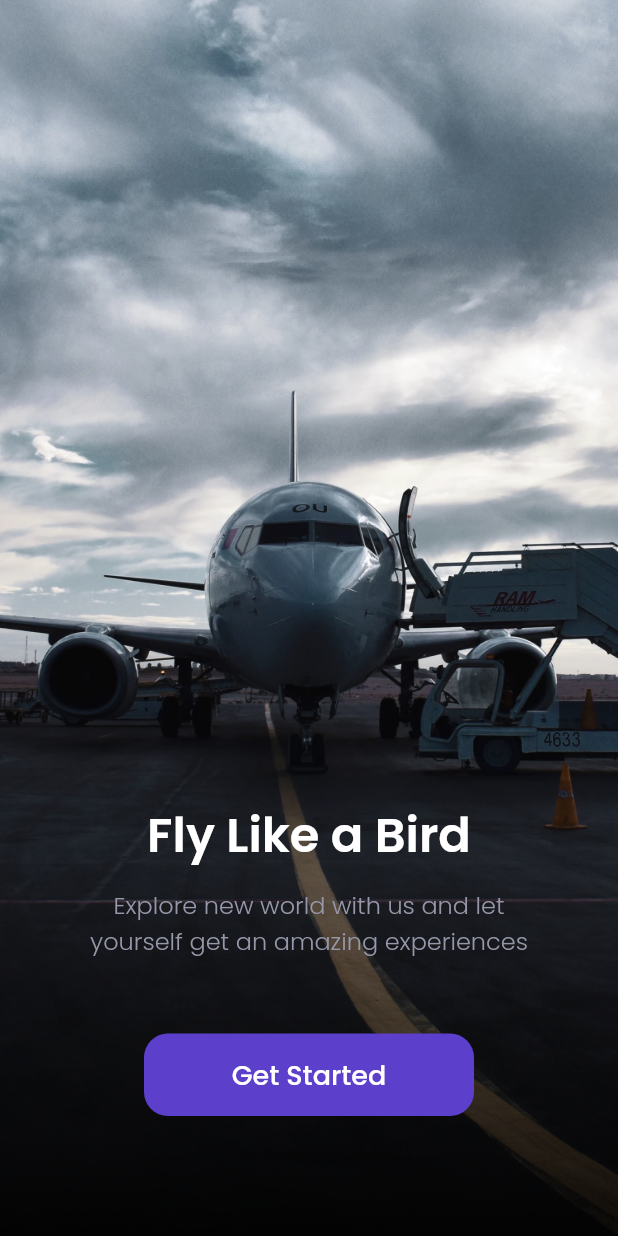
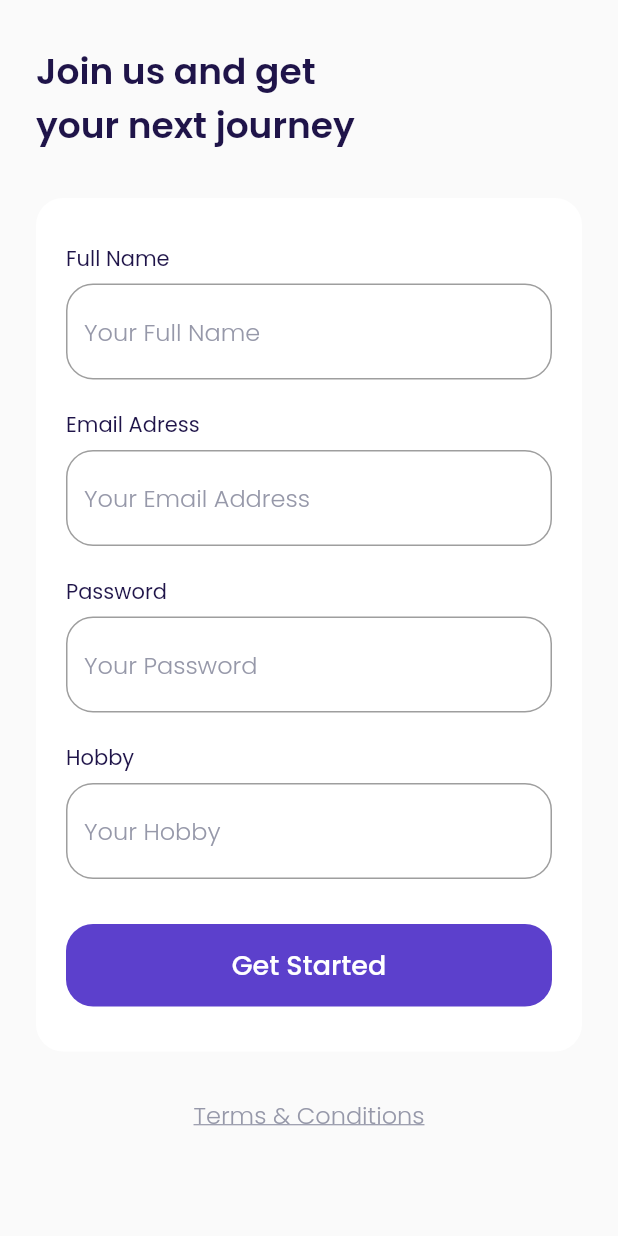
Before and after one commit to zaeroblitz/airplane-app, a Flutter app: the screen it shows after launch, after a tap on "Get Started", on a phone screen of 412 x 824 dp. Run offline on Flutter 3.47's test engine with Material 2 defaults, Android fonts, the phone set to English and light mode, and no system bars; our stand-ins replace google_fonts.

Commit message:
Add Sign Up Page

```diff
--- a/lib/main.dart
+++ b/lib/main.dart
@@ -1,3 +1,5 @@
+import 'package:airplane/routes/app_page.dart';
+
 import 'views/pages/pages.dart';
 import 'package:flutter/material.dart';
 
@@ -12,7 +14,8 @@ class MyApp extends StatelessWidget {
   Widget build(BuildContext context) {
     return MaterialApp(
       debugShowCheckedModeBanner: false,
-      home: GetStartedPage(),
+      home: SplashPage(),
+      routes: AppPage().pages,
     );
   }
 }
--- /dev/null
+++ b/lib/routes/app_page.dart
@@ -0,0 +1,11 @@
+import 'app_routes.dart';
+import '../views/pages/pages.dart';
+import 'package:flutter/cupertino.dart';
+
+class AppPage {
+  Map<String, Widget Function(BuildContext)> pages = {
+    AppRoutes.splashPage: (context) => SplashPage(),
+    AppRoutes.getStartedPage: (context) => GetStartedPage(),
+    AppRoutes.signUpPage: (context) => SignUpPage(),
+  };
+}
--- /dev/null
+++ b/lib/routes/app_routes.dart
@@ -0,0 +1,5 @@
+abstract class AppRoutes {
+  static const splashPage = '/splash-page';
+  static const getStartedPage = '/get-started';
+  static const signUpPage = '/sign-up';
+}
--- a/lib/shared/theme.dart
+++ b/lib/shared/theme.dart
@@ -54,3 +54,6 @@ TextStyle greenTextStyle = GoogleFonts.poppins(
 TextStyle pinkTextStyle = GoogleFonts.poppins(
   color: kPinkColor,
 );
+
+double defaultMargin = 24;
+double defaultRadius = 18;
--- a/lib/views/pages/get_started_page.dart
+++ b/lib/views/pages/get_started_page.dart
@@ -35,27 +35,12 @@ class GetStartedPage extends StatelessWidget {
                   textAlign: TextAlign.center,
                 ),
                 Container(
-                  width: 220,
-                  height: 55,
                   margin: EdgeInsets.only(
                     top: 50,
                     bottom: 80,
                   ),
-                  child: TextButton(
-                    onPressed: () {},
-                    style: TextButton.styleFrom(
-                        backgroundColor: kPrimaryColor,
-                        shape: RoundedRectangleBorder(
-                          borderRadius: BorderRadius.circular(16),
-                        )),
-                    child: Text(
-                      'Get Started',
-                      style: whiteTextStyle.copyWith(
-                        fontSize: 18,
-                        fontWeight: medium,
-                      ),
-                    ),
-                  ),
+                  child:
+                      PrimaryButton(225, 'Get Started', AppRoutes.signUpPage),
                 ),
               ],
             ),
--- a/lib/views/pages/pages.dart
+++ b/lib/views/pages/pages.dart
@@ -1,5 +1,10 @@
+import 'dart:async';
+
+import 'package:flutter/material.dart';
+import '../widgets/widgets.dart';
 import '../../shared/theme.dart';
-import 'package:flutter/material.dart';
+import '../../routes/app_routes.dart';
 
 part 'splash_page.dart';
+part 'sign_up_page.dart';
 part 'get_started_page.dart';
--- /dev/null
+++ b/lib/views/pages/sign_up_page.dart
@@ -0,0 +1,91 @@
+part of 'pages.dart';
+
+class SignUpPage extends StatelessWidget {
+  @override
+  Widget build(BuildContext context) {
+    Widget _title() {
+      return Container(
+        margin: EdgeInsets.only(bottom: 30),
+        child: Text(
+          'Join us and get \nyour next journey',
+          style: regularTitleTextStyle,
+        ),
+      );
+    }
+
+    Widget _inputSection() {
+      return Container(
+        padding: EdgeInsets.symmetric(
+          vertical: 30,
+          horizontal: 20,
+        ),
+        decoration: BoxDecoration(
+          color: Colors.white,
+          borderRadius: BorderRadius.circular(defaultRadius),
+        ),
+        child: Column(
+          crossAxisAlignment: CrossAxisAlignment.start,
+          children: [
+            BasicTextField(
+              label: 'Full Name',
+              hintText: 'Your Full Name',
+            ),
+            BasicTextField(
+              label: 'Email Adress',
+              hintText: 'Your Email Address',
+            ),
+            BasicTextField(
+              label: 'Password',
+              hintText: 'Your Password',
+              isPassword: true,
+            ),
+            BasicTextField(
+              label: 'Hobby',
+              hintText: 'Your Hobby',
+            ),
+            Center(
+                child: Container(
+              margin: EdgeInsets.only(top: 10),
+              child: PrimaryButton(MediaQuery.of(context).size.width - 88,
+                  'Get Started', AppRoutes.getStartedPage),
+            )),
+          ],
+        ),
+      );
+    }
+
+    Widget _termsAndCondition() {
+      return Container(
+        margin: EdgeInsets.only(
+          top: 30,
+          bottom: 60,
+        ),
+        child: Text(
+          'Terms & Conditions',
+          textAlign: TextAlign.center,
+          style: regularSubtitleTextStyle.copyWith(
+            decoration: TextDecoration.underline,
+          ),
+        ),
+      );
+    }
+
+    return Scaffold(
+      backgroundColor: kBackgroundColor,
+      body: Padding(
+        padding: EdgeInsets.only(
+          top: 30,
+          left: defaultMargin,
+          right: defaultMargin,
+        ),
+        child: ListView(
+          children: [
+            _title(),
+            _inputSection(),
+            _termsAndCondition(),
+          ],
+        ),
+      ),
+    );
+  }
+}
--- a/lib/views/pages/splash_page.dart
+++ b/lib/views/pages/splash_page.dart
@@ -1,7 +1,20 @@
 part of 'pages.dart';
 
-class SplashPage extends StatelessWidget {
+class SplashPage extends StatefulWidget {
   const SplashPage({Key? key}) : super(key: key);
+
+  @override
+  _SplashPageState createState() => _SplashPageState();
+}
+
+class _SplashPageState extends State<SplashPage> {
+  @override
+  void initState() {
+    Timer(Duration(seconds: 3), () {
+      Navigator.pushNamed(context, AppRoutes.getStartedPage);
+    });
+    super.initState();
+  }
 
   @override
   Widget build(BuildContext context) {
--- /dev/null
+++ b/lib/views/widgets/basic_text_field.dart
@@ -0,0 +1,46 @@
+part of 'widgets.dart';
+
+class BasicTextField extends StatelessWidget {
+  final String label;
+  final String hintText;
+  final bool isPassword;
+
+  BasicTextField(
+      {this.label = '', this.hintText = '', this.isPassword = false});
+
+  @override
+  Widget build(BuildContext context) {
+    return Container(
+      margin: EdgeInsets.only(bottom: 20),
+      child: Column(
+        crossAxisAlignment: CrossAxisAlignment.start,
+        children: [
+          Text(
+            label,
+            style: primaryTextStyle.copyWith(
+              fontSize: 14,
+            ),
+          ),
+          SizedBox(height: 6),
+          TextFormField(
+            obscureText: isPassword ? true : false,
+            cursorColor: kBlackColor,
+            decoration: InputDecoration(
+              hintText: hintText,
+              hintStyle: regularSubtitleTextStyle,
+              border: OutlineInputBorder(
+                borderRadius: BorderRadius.circular(defaultRadius),
+              ),
+              focusedBorder: OutlineInputBorder(
+                borderRadius: BorderRadius.circular(defaultRadius),
+                borderSide: BorderSide(
+                  color: kPrimaryColor,
+                ),
+              ),
+            ),
+          ),
+        ],
+      ),
+    );
+  }
+}
--- /dev/null
+++ b/lib/views/widgets/primary_button.dart
@@ -0,0 +1,32 @@
+part of 'widgets.dart';
+
+class PrimaryButton extends StatelessWidget {
+  final double width;
+  final String text;
+  final String route;
+
+  PrimaryButton(this.width, this.text, this.route);
+
+  @override
+  Widget build(BuildContext context) {
+    return Container(
+      width: width,
+      height: 55,
+      child: TextButton(
+        onPressed: () => Navigator.pushNamed(context, route),
+        style: TextButton.styleFrom(
+            backgroundColor: kPrimaryColor,
+            shape: RoundedRectangleBorder(
+              borderRadius: BorderRadius.circular(defaultRadius),
+            )),
+        child: Text(
+          text,
+          style: whiteTextStyle.copyWith(
+            fontSize: 18,
+            fontWeight: medium,
+          ),
+        ),
+      ),
+    );
+  }
+}
--- /dev/null
+++ b/lib/views/widgets/widgets.dart
@@ -0,0 +1,6 @@
+import '../../shared/theme.dart';
+import '../../routes/app_routes.dart';
+import 'package:flutter/material.dart';
+
+part 'basic_text_field.dart';
+part 'primary_button.dart';
```
